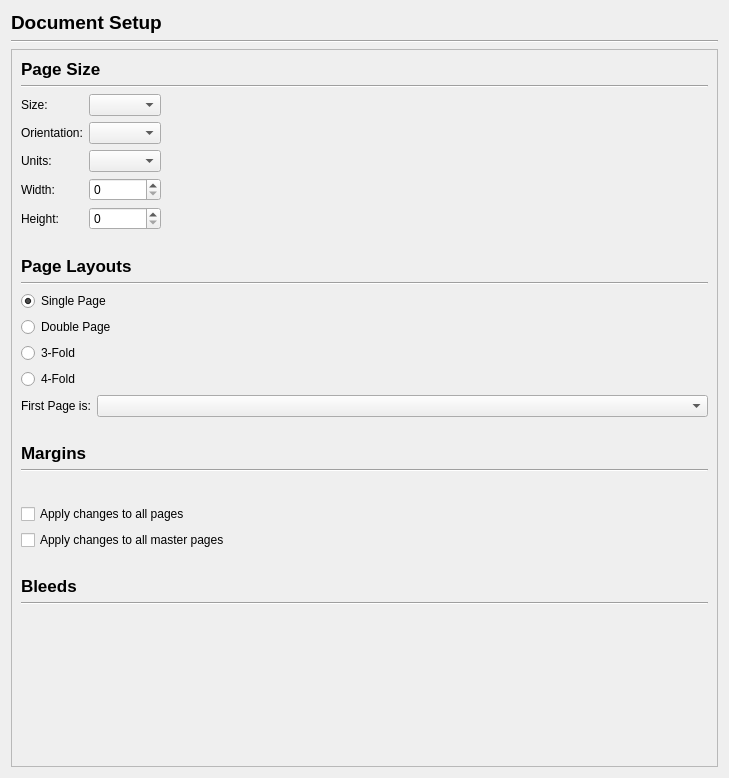
The window that scribus/ui/prefs_documentsetupbase.ui (scribusproject/scribus) describes before a commit, drawn with Qt 5.
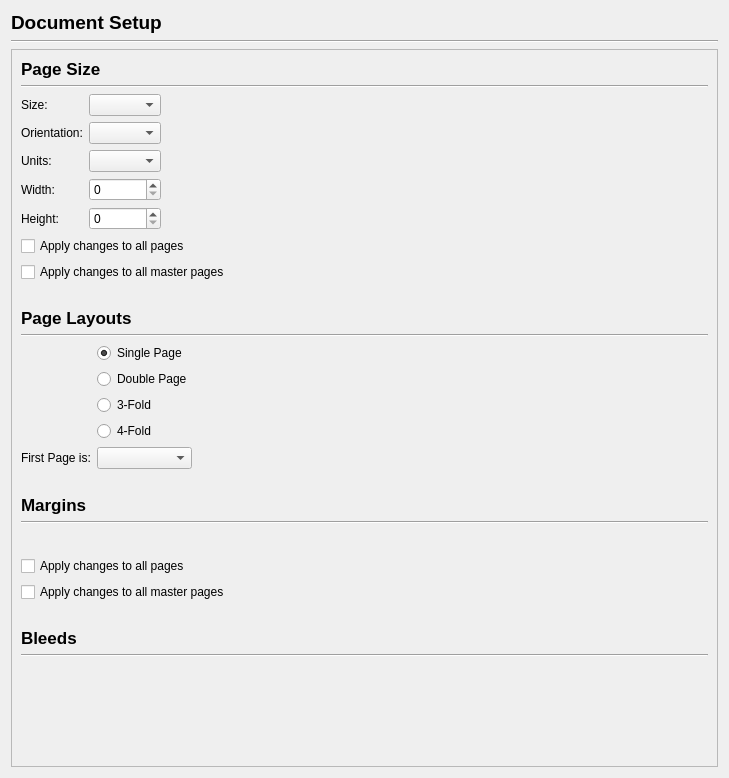
The same window after the commit. Custom widgets are drawn as their Qt base class.

Commit message: Doc setup prefs pane now working, along with new margin widget

Patch:
```diff
--- a/scribus/ui/prefs_documentsetupbase.ui
+++ b/scribus/ui/prefs_documentsetupbase.ui
@@ -46,7 +46,7 @@
         <x>0</x>
         <y>0</y>
         <width>686</width>
-        <height>713</height>
+        <height>776</height>
        </rect>
       </property>
       <layout class="QVBoxLayout" name="verticalLayout_2">
@@ -157,6 +157,20 @@
          </item>
         </layout>
        </item>
+       <item>
+        <widget class="QCheckBox" name="applySizesToAllPagesCheckBox">
+         <property name="text">
+          <string>Apply changes to all pages</string>
+         </property>
+        </widget>
+       </item>
+       <item>
+        <widget class="QCheckBox" name="applySizesToAllMasterPagesCheckBox">
+         <property name="text">
+          <string>Apply changes to all master pages</string>
+         </property>
+        </widget>
+       </item>
        <item>
         <spacer name="verticalSpacer">
          <property name="orientation">
@@ -195,8 +209,13 @@
         </widget>
        </item>
        <item>
+        <layout class="QHBoxLayout" name="horizontalLayout">
+         <item>
         <layout class="QFormLayout" name="formLayout_2">
-         <item row="0" column="0" colspan="2">
+           <property name="sizeConstraint">
+            <enum>QLayout::SetDefaultConstraint</enum>
+           </property>
+           <item row="0" column="1">
           <widget class="QRadioButton" name="singlePageRadioButton">
            <property name="text">
             <string>Single Page</string>
@@ -209,7 +228,7 @@
            </attribute>
           </widget>
          </item>
-         <item row="1" column="0" colspan="2">
+           <item row="1" column="1">
           <widget class="QRadioButton" name="doublePageRadioButton">
            <property name="text">
             <string>Double Page</string>
@@ -219,7 +238,7 @@
            </attribute>
           </widget>
          </item>
-         <item row="2" column="0" colspan="2">
+           <item row="2" column="1">
           <widget class="QRadioButton" name="threeFoldRadioButton">
            <property name="text">
             <string>3-Fold</string>
@@ -229,7 +248,7 @@
            </attribute>
           </widget>
          </item>
-         <item row="3" column="0" colspan="2">
+           <item row="3" column="1">
           <widget class="QRadioButton" name="fourFoldRadioButton">
            <property name="text">
             <string>4-Fold</string>
@@ -255,6 +274,21 @@
         </layout>
        </item>
        <item>
+          <spacer name="horizontalSpacer_2">
+           <property name="orientation">
+            <enum>Qt::Horizontal</enum>
+           </property>
+           <property name="sizeHint" stdset="0">
+            <size>
+             <width>40</width>
+             <height>20</height>
+            </size>
+           </property>
+          </spacer>
+         </item>
+        </layout>
+       </item>
+       <item>
         <spacer name="verticalSpacer_2">
          <property name="orientation">
           <enum>Qt::Vertical</enum>
```
Left out of the diff: 2 changed lines with no effect on the pictures. Lines whose indentation alone changed are shown as unchanged. The commit also changes 6 other files.
